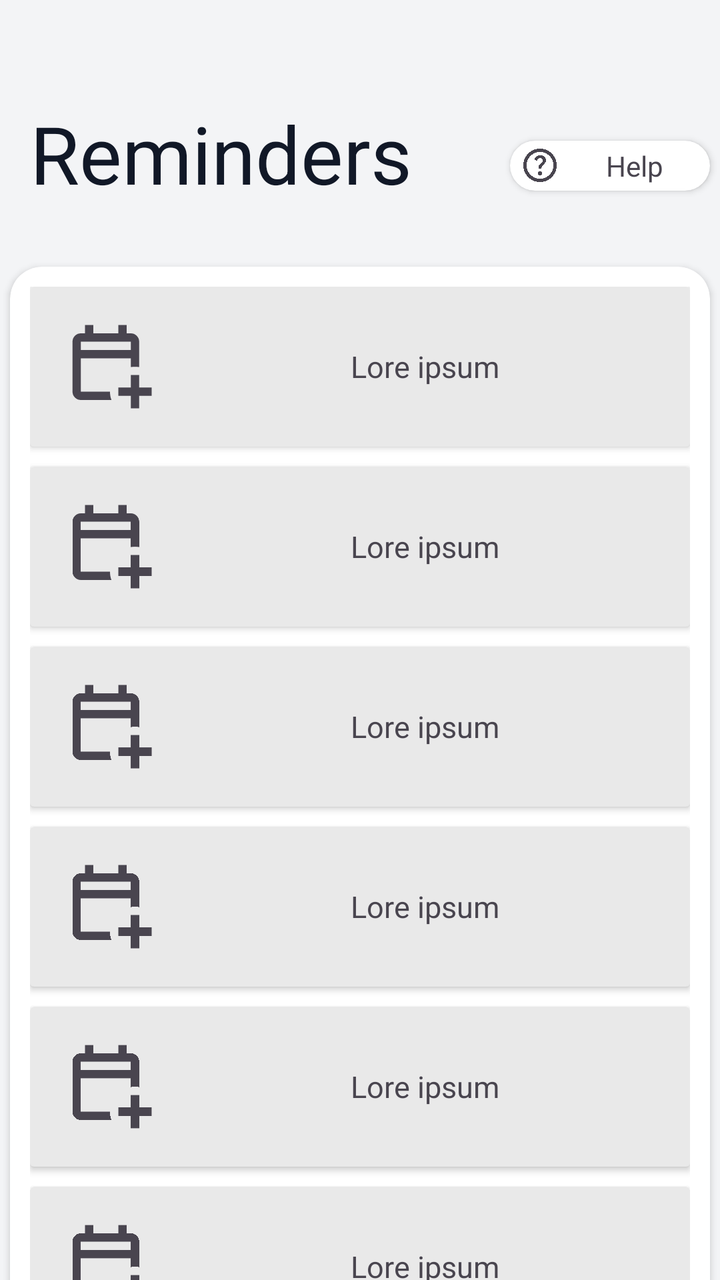
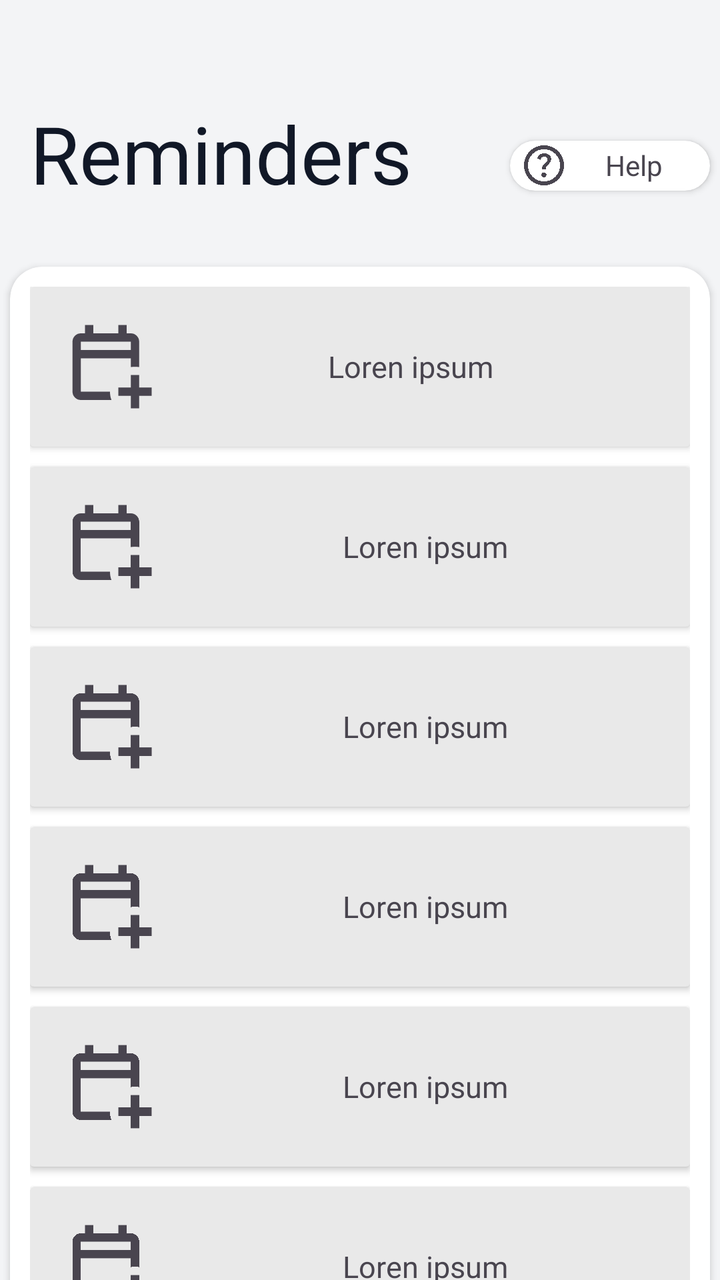

The first picture is an Android layout as it rendered before a commit; the second is the same layout after the commit. The layout source and the unified diff follow.
<!-- AndroidManifest.xml: application theme Theme.AppMotoTrack -->
<!-- res/layout/fragment_remainders.xml -->
<?xml version="1.0" encoding="utf-8"?>
<androidx.constraintlayout.widget.ConstraintLayout xmlns:android="http://schemas.android.com/apk/res/android"
    xmlns:app="http://schemas.android.com/apk/res-auto"
    xmlns:tools="http://schemas.android.com/tools"
    android:id="@+id/main"
    android:layout_width="match_parent"
    android:layout_height="match_parent"
    android:background="@color/background_light">

    

    <androidx.cardview.widget.CardView
        android:id="@+id/CV_RemainderRemainderMenu"
        android:layout_width="350dp"
        android:layout_height="600dp"
        android:layout_marginTop="30dp"
        app:cardBackgroundColor="?attr/colorSurface"
        app:cardCornerRadius="16dp"
        app:layout_constraintEnd_toEndOf="parent"
        app:layout_constraintStart_toStartOf="parent"
        app:layout_constraintTop_toBottomOf="@id/TV_Reminders">

        <LinearLayout
            android:layout_width="match_parent"
            android:layout_height="match_parent"
            android:orientation="vertical"
            android:padding="10dp">

            <androidx.cardview.widget.CardView
                android:id="@+id/CV_Remainder1Menu"
                android:layout_width="match_parent"
                android:layout_height="80dp"
                android:layout_marginBottom="10dp"
                android:backgroundTint="?attr/colorOnSecondary">

                <LinearLayout
                    android:id="@+id/IconRemindersMenu1"
                    android:layout_width="match_parent"
                    android:layout_height="match_parent"
                    android:gravity="center_vertical"
                    android:orientation="horizontal"
                    android:paddingStart="15dp">

                    <ImageView
                        android:layout_width="50dp"
                        android:layout_height="50dp"
                        android:src="@drawable/ic_calendar_add_on"
                        app:tint="?attr/colorOnSurfaceVariant" />

                    <TextView
                        android:layout_width="0dp"
                        android:layout_height="wrap_content"
                        android:layout_weight="1"
                        android:gravity="center"
                        android:textSize="15sp"
                        android:text="Lore ipsum" />

                </LinearLayout>

            </androidx.cardview.widget.CardView>

            <androidx.cardview.widget.CardView
                android:id="@+id/CV_Remainder2Menu"
                android:layout_width="match_parent"
                android:layout_height="80dp"
                android:layout_marginBottom="10dp"
                android:backgroundTint="?attr/colorOnSecondary">

                <LinearLayout
                    android:id="@+id/IconRemindersMenu2"
                    android:layout_width="match_parent"
                    android:layout_height="match_parent"
                    android:gravity="center_vertical"
                    android:orientation="horizontal"
                    android:paddingStart="15dp">

                    <ImageView
                        android:layout_width="50dp"
                        android:layout_height="50dp"
                        android:src="@drawable/ic_calendar_add_on"
                        app:tint="?attr/colorOnSurfaceVariant" />

                    <TextView
                        android:layout_width="0dp"
                        android:layout_height="wrap_content"
                        android:layout_weight="1"
                        android:gravity="center"
                        android:textSize="15sp"
                        android:text="Lore ipsum" />

                </LinearLayout>

            </androidx.cardview.widget.CardView>

            <androidx.cardview.widget.CardView
                android:id="@+id/CV_Remainder3Menu"
                android:layout_width="match_parent"
                android:layout_height="80dp"
                android:layout_marginBottom="10dp"
                android:backgroundTint="?attr/colorOnSecondary">

                <LinearLayout
                    android:id="@+id/IconRemindersMenu3"
                    android:layout_width="match_parent"
                    android:layout_height="match_parent"
                    android:gravity="center_vertical"
                    android:orientation="horizontal"
                    android:paddingStart="15dp">

                    <ImageView
                        android:layout_width="50dp"
                        android:layout_height="50dp"
                        android:src="@drawable/ic_calendar_add_on"
                        app:tint="?attr/colorOnSurfaceVariant" />

                    <TextView
                        android:layout_width="0dp"
                        android:layout_height="wrap_content"
                        android:layout_weight="1"
                        android:gravity="center"
                        android:textSize="15sp"
                        android:text="Lore ipsum" />

                </LinearLayout>

            </androidx.cardview.widget.CardView>

            <androidx.cardview.widget.CardView
                android:id="@+id/CV_Remainder4Menu"
                android:layout_width="match_parent"
                android:layout_height="80dp"
                android:layout_marginBottom="10dp"
                android:backgroundTint="?attr/colorOnSecondary">

                <LinearLayout
                    android:id="@+id/IconRemindersMenu4"
                    android:layout_width="match_parent"
                    android:layout_height="match_parent"
                    android:gravity="center_vertical"
                    android:orientation="horizontal"
                    android:paddingStart="15dp">

                    <ImageView
                        android:layout_width="50dp"
                        android:layout_height="50dp"
                        android:src="@drawable/ic_calendar_add_on"
                        app:tint="?attr/colorOnSurfaceVariant" />

                    <TextView
                        android:layout_width="0dp"
                        android:layout_height="wrap_content"
                        android:layout_weight="1"
                        android:gravity="center"
                        android:textSize="15sp"
                        android:text="Lore ipsum" />

                </LinearLayout>

            </androidx.cardview.widget.CardView>

            <androidx.cardview.widget.CardView
                android:id="@+id/CV_Remainder5Menu"
                android:layout_width="match_parent"
                android:layout_height="80dp"
                android:layout_marginBottom="10dp"
                android:backgroundTint="?attr/colorOnSecondary">

                <LinearLayout
                    android:id="@+id/IconRemindersMenu5"
                    android:layout_width="match_parent"
                    android:layout_height="match_parent"
                    android:gravity="center_vertical"
                    android:orientation="horizontal"
                    android:paddingStart="15dp">

                    <ImageView
                        android:layout_width="50dp"
                        android:layout_height="50dp"
                        android:src="@drawable/ic_calendar_add_on"
                        app:tint="?attr/colorOnSurfaceVariant" />

                    <TextView
                        android:layout_width="0dp"
                        android:layout_height="wrap_content"
                        android:layout_weight="1"
                        android:gravity="center"
                        android:textSize="15sp"
                        android:text="Lore ipsum" />

                </LinearLayout>

            </androidx.cardview.widget.CardView>

            <androidx.cardview.widget.CardView
                android:id="@+id/CV_Remainder6Menu"
                android:layout_width="match_parent"
                android:layout_height="80dp"
                android:layout_marginBottom="10dp"
                android:backgroundTint="?attr/colorOnSecondary">

                <LinearLayout
                    android:id="@+id/IconRemindersMenu6"
                    android:layout_width="match_parent"
                    android:layout_height="match_parent"
                    android:gravity="center_vertical"
                    android:orientation="horizontal"
                    android:paddingStart="15dp">

                    <ImageView
                        android:layout_width="50dp"
                        android:layout_height="50dp"
                        android:src="@drawable/ic_calendar_add_on"
                        app:tint="?attr/colorOnSurfaceVariant" />

                    <TextView
                        android:layout_width="0dp"
                        android:layout_height="wrap_content"
                        android:layout_weight="1"
                        android:gravity="center"
                        android:textSize="15sp"
                        android:text="Lore ipsum" />

                </LinearLayout>

            </androidx.cardview.widget.CardView>

            <androidx.cardview.widget.CardView
                android:id="@+id/CV_Remainder7Menu"
                android:layout_width="match_parent"
                android:layout_height="80dp"
                android:layout_marginBottom="10dp"
                android:backgroundTint="?attr/colorOnSecondary">

                <LinearLayout
                    android:id="@+id/IconRemindersMenu7"
                    android:layout_width="match_parent"
                    android:layout_height="match_parent"
                    android:gravity="center_vertical"
                    android:orientation="horizontal"
                    android:paddingStart="15dp">

                    <ImageView
                        android:layout_width="50dp"
                        android:layout_height="50dp"
                        android:src="@drawable/ic_calendar_add_on"
                        app:tint="?attr/colorOnSurfaceVariant" />

                    <TextView
                        android:layout_width="0dp"
                        android:layout_height="wrap_content"
                        android:layout_weight="1"
                        android:gravity="center"
                        android:textSize="15sp"
                        android:text="Lore ipsum" />

                </LinearLayout>

            </androidx.cardview.widget.CardView>

        </LinearLayout>

    </androidx.cardview.widget.CardView>


    

    <TextView
        android:id="@+id/TV_Reminders"
        android:layout_width="wrap_content"
        android:layout_height="wrap_content"
        android:layout_marginStart="10dp"
        android:layout_marginTop="50dp"
        android:gravity="center_vertical"
        android:text="@string/reminders"
        android:textColor="?attr/colorOnPrimary"
        android:textSize="40sp"
        app:layout_constraintStart_toStartOf="@id/CV_RemainderRemainderMenu"
        app:layout_constraintTop_toTopOf="parent" />


    

    <androidx.cardview.widget.CardView
        android:id="@+id/CV_help"
        android:layout_width="100dp"
        android:layout_height="25dp"
        android:layout_marginBottom="8dp"
        app:cardCornerRadius="16dp"
        app:layout_constraintEnd_toEndOf="@id/CV_RemainderRemainderMenu"
        app:layout_constraintBottom_toBottomOf="@id/TV_Reminders">

        <LinearLayout
            android:id="@+id/IconMenuHelp"
            android:layout_width="match_parent"
            android:layout_height="match_parent"
            android:gravity="center_vertical"
            android:orientation="horizontal"
            android:paddingStart="5dp">

            <ImageView
                android:layout_width="20dp"
                android:layout_height="20dp"
                android:src="@drawable/ic_help"
                app:tint="?attr/colorOnSurfaceVariant" />

            <TextView
                android:layout_width="0dp"
                android:layout_height="wrap_content"
                android:layout_weight="1"
                android:gravity="center"
                android:text="Help" />

        </LinearLayout>

    </androidx.cardview.widget.CardView>

</androidx.constraintlayout.widget.ConstraintLayout>
<!-- resources referenced by this layout -->
<resources>
  <color name="background_light">#F3F4F6</color>
  <!-- drawable ic_calendar_add_on (drawable) -->
  <vector xmlns:android="http://schemas.android.com/apk/res/android" android:height="24dp" android:tint="#000000" android:viewportHeight="960" android:viewportWidth="960" android:width="24dp">
        
      <path android:fillColor="@android:color/white" android:pathData="M680,880L680,760L560,760L560,680L680,680L680,560L760,560L760,680L880,680L880,760L760,760L760,880L680,880ZM200,800Q167,800 143.5,776.5Q120,753 120,720L120,240Q120,207 143.5,183.5Q167,160 200,160L240,160L240,80L320,80L320,160L560,160L560,80L640,80L640,160L680,160Q713,160 736.5,183.5Q760,207 760,240L760,484Q740,481 720,481Q700,481 680,484L680,400L200,400L200,720Q200,720 200,720Q200,720 200,720L480,720Q480,740 483,760Q486,780 494,800L200,800ZM200,320L680,320L680,240Q680,240 680,240Q680,240 680,240L200,240Q200,240 200,240Q200,240 200,240L200,320ZM200,320L200,240Q200,240 200,240Q200,240 200,240L200,240Q200,240 200,240Q200,240 200,240L200,320Z"/>
      
  </vector>
  <!-- drawable ic_help (drawable) -->
  <vector xmlns:android="http://schemas.android.com/apk/res/android" android:autoMirrored="true" android:height="24dp" android:tint="#000000" android:viewportHeight="960" android:viewportWidth="960" android:width="24dp">
        
      <path android:fillColor="@android:color/white" android:pathData="M513.5,705.5Q528,691 528,670Q528,649 513.5,634.5Q499,620 478,620Q457,620 442.5,634.5Q428,649 428,670Q428,691 442.5,705.5Q457,720 478,720Q499,720 513.5,705.5ZM442,566L516,566Q516,533 523.5,514Q531,495 566,462Q592,436 607,412.5Q622,389 622,356Q622,300 581,270Q540,240 484,240Q427,240 391.5,270Q356,300 342,342L408,368Q413,350 430.5,329Q448,308 484,308Q516,308 532,325.5Q548,343 548,364Q548,384 536,401.5Q524,419 506,434Q462,473 452,493Q442,513 442,566ZM480,880Q397,880 324,848.5Q251,817 197,763Q143,709 111.5,636Q80,563 80,480Q80,397 111.5,324Q143,251 197,197Q251,143 324,111.5Q397,80 480,80Q563,80 636,111.5Q709,143 763,197Q817,251 848.5,324Q880,397 880,480Q880,563 848.5,636Q817,709 763,763Q709,817 636,848.5Q563,880 480,880ZM480,800Q614,800 707,707Q800,614 800,480Q800,346 707,253Q614,160 480,160Q346,160 253,253Q160,346 160,480Q160,614 253,707Q346,800 480,800ZM480,480Q480,480 480,480Q480,480 480,480Q480,480 480,480Q480,480 480,480Q480,480 480,480Q480,480 480,480Q480,480 480,480Q480,480 480,480Z"/>
      
  </vector>
  <string name="reminders">Reminders</string>
  <style name="Theme.AppMotoTrack" parent="Theme.Material3.DayNight.NoActionBar">
  
          <item name="colorPrimary">@color/yellow_primary</item>
          <item name="colorOnPrimary">@color/text_primary</item>
          <item name="colorSecondary">@color/blue_primary</item>
          <item name="android:colorAccent">@color/yellow_primary</item>
          <item name="colorOnSecondary">@color/navigationBar_light</item>
          <item name="android:windowBackground">@color/background_light</item>
          <item name="android:statusBarColor">@color/background_light</item>
          <item name="android:navigationBarColor">@color/background_light</item>
  
          <item name="colorSurface">@color/surface_white</item>
  
          <item name="android:windowLightStatusBar">true</item>
  
      </style>
  <color name="yellow_primary">#FACC15</color>
  <color name="text_primary">#111827</color>
  <color name="blue_primary">#2563EB</color>
  <color name="navigationBar_light">#E9E9E9</color>
  <color name="surface_white">#FFFFFF</color>
</resources>

<!-- the commit's change to res/layout/fragment_remainders.xml (unified diff, before → after) -->
@@ -1,8 +1,7 @@
 <?xml version="1.0" encoding="utf-8"?>
 <androidx.constraintlayout.widget.ConstraintLayout xmlns:android="http://schemas.android.com/apk/res/android"
     xmlns:app="http://schemas.android.com/apk/res-auto"
-    xmlns:tools="http://schemas.android.com/tools"
-    android:id="@+id/main"
+    android:id="@+id/remainders"
     android:layout_width="match_parent"
     android:layout_height="match_parent"
     android:background="@color/background_light">
@@ -39,21 +38,22 @@
                     android:layout_height="match_parent"
                     android:gravity="center_vertical"
                     android:orientation="horizontal"
-                    android:paddingStart="15dp">
-
-                    <ImageView
-                        android:layout_width="50dp"
-                        android:layout_height="50dp"
-                        android:src="@drawable/ic_calendar_add_on"
-                        app:tint="?attr/colorOnSurfaceVariant" />
-
-                    <TextView
-                        android:layout_width="0dp"
-                        android:layout_height="wrap_content"
-                        android:layout_weight="1"
-                        android:gravity="center"
-                        android:textSize="15sp"
-                        android:text="Lore ipsum" />
+                    android:paddingStart="15dp"
+                    android:paddingEnd="15dp">
+
+                    <ImageView
+                        android:layout_width="50dp"
+                        android:layout_height="50dp"
+                        android:src="@drawable/ic_calendar_add_on"
+                        app:tint="?attr/colorOnSurfaceVariant" />
+
+                    <TextView
+                        android:layout_width="0dp"
+                        android:layout_height="match_parent"
+                        android:layout_weight="1"
+                        android:gravity="center"
+                        android:text="@string/loremipsum"
+                        android:textSize="15sp" />
 
                 </LinearLayout>
 
@@ -85,8 +85,8 @@
                         android:layout_height="wrap_content"
                         android:layout_weight="1"
                         android:gravity="center"
-                        android:textSize="15sp"
-                        android:text="Lore ipsum" />
+                        android:text="@string/loremipsum"
+                        android:textSize="15sp" />
 
                 </LinearLayout>
 
@@ -118,8 +118,8 @@
                         android:layout_height="wrap_content"
                         android:layout_weight="1"
                         android:gravity="center"
-                        android:textSize="15sp"
-                        android:text="Lore ipsum" />
+                        android:text="@string/loremipsum"
+                        android:textSize="15sp" />
 
                 </LinearLayout>
 
@@ -151,8 +151,8 @@
                         android:layout_height="wrap_content"
                         android:layout_weight="1"
                         android:gravity="center"
-                        android:textSize="15sp"
-                        android:text="Lore ipsum" />
+                        android:text="@string/loremipsum"
+                        android:textSize="15sp" />
 
                 </LinearLayout>
 
@@ -184,8 +184,8 @@
                         android:layout_height="wrap_content"
                         android:layout_weight="1"
                         android:gravity="center"
-                        android:textSize="15sp"
-                        android:text="Lore ipsum" />
+                        android:text="@string/loremipsum"
+                        android:textSize="15sp" />
 
                 </LinearLayout>
 
@@ -217,8 +217,8 @@
                         android:layout_height="wrap_content"
                         android:layout_weight="1"
                         android:gravity="center"
-                        android:textSize="15sp"
-                        android:text="Lore ipsum" />
+                        android:text="@string/loremipsum"
+                        android:textSize="15sp" />
 
                 </LinearLayout>
 
@@ -250,8 +250,8 @@
                         android:layout_height="wrap_content"
                         android:layout_weight="1"
                         android:gravity="center"
-                        android:textSize="15sp"
-                        android:text="Lore ipsum" />
+                        android:text="@string/loremipsum"
+                        android:textSize="15sp" />
 
                 </LinearLayout>
 
@@ -286,8 +286,8 @@
         android:layout_height="25dp"
         android:layout_marginBottom="8dp"
         app:cardCornerRadius="16dp"
-        app:layout_constraintEnd_toEndOf="@id/CV_RemainderRemainderMenu"
-        app:layout_constraintBottom_toBottomOf="@id/TV_Reminders">
+        app:layout_constraintBottom_toBottomOf="@id/TV_Reminders"
+        app:layout_constraintEnd_toEndOf="@id/CV_RemainderRemainderMenu">
 
         <LinearLayout
             android:id="@+id/IconMenuHelp"
@@ -295,20 +295,17 @@
             android:layout_height="match_parent"
             android:gravity="center_vertical"
             android:orientation="horizontal"
-            android:paddingStart="5dp">
-
-            <ImageView
-                android:layout_width="20dp"
-                android:layout_height="20dp"
-                android:src="@drawable/ic_help"
-                app:tint="?attr/colorOnSurfaceVariant" />
+            android:paddingStart="5dp"
+            android:paddingEnd="5dp">
 
             <TextView
                 android:layout_width="0dp"
                 android:layout_height="wrap_content"
                 android:layout_weight="1"
                 android:gravity="center"
-                android:text="Help" />
+                android:text="@string/help"
+                app:drawableStartCompat="@drawable/ic_help"
+                app:drawableTint="?attr/colorOnSurfaceVariant" />
 
         </LinearLayout>
 
<!-- resource entries referenced after the edit -->
@@ -13,6 +13,8 @@
       <path android:fillColor="@android:color/white" android:pathData="M513.5,705.5Q528,691 528,670Q528,649 513.5,634.5Q499,620 478,620Q457,620 442.5,634.5Q428,649 428,670Q428,691 442.5,705.5Q457,720 478,720Q499,720 513.5,705.5ZM442,566L516,566Q516,533 523.5,514Q531,495 566,462Q592,436 607,412.5Q622,389 622,356Q622,300 581,270Q540,240 484,240Q427,240 391.5,270Q356,300 342,342L408,368Q413,350 430.5,329Q448,308 484,308Q516,308 532,325.5Q548,343 548,364Q548,384 536,401.5Q524,419 506,434Q462,473 452,493Q442,513 442,566ZM480,880Q397,880 324,848.5Q251,817 197,763Q143,709 111.5,636Q80,563 80,480Q80,397 111.5,324Q143,251 197,197Q251,143 324,111.5Q397,80 480,80Q563,80 636,111.5Q709,143 763,197Q817,251 848.5,324Q880,397 880,480Q880,563 848.5,636Q817,709 763,763Q709,817 636,848.5Q563,880 480,880ZM480,800Q614,800 707,707Q800,614 800,480Q800,346 707,253Q614,160 480,160Q346,160 253,253Q160,346 160,480Q160,614 253,707Q346,800 480,800ZM480,480Q480,480 480,480Q480,480 480,480Q480,480 480,480Q480,480 480,480Q480,480 480,480Q480,480 480,480Q480,480 480,480Q480,480 480,480Z"/>
       
   </vector>
+  <string name="help">Help</string>
+  <string name="loremipsum" translatable="false">Loren ipsum</string>
   <string name="reminders">Reminders</string>
   <style name="Theme.AppMotoTrack" parent="Theme.Material3.DayNight.NoActionBar">
   
